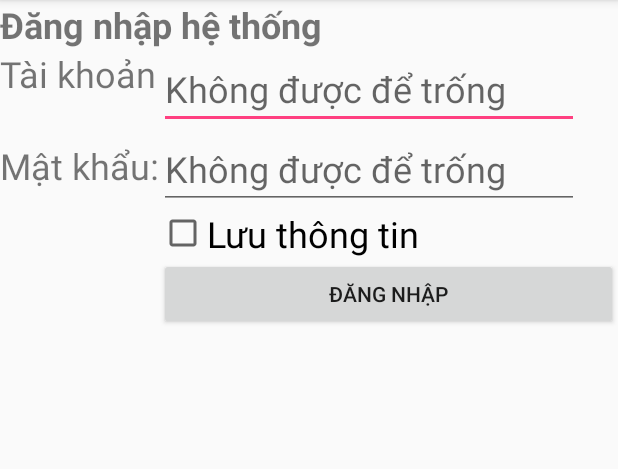
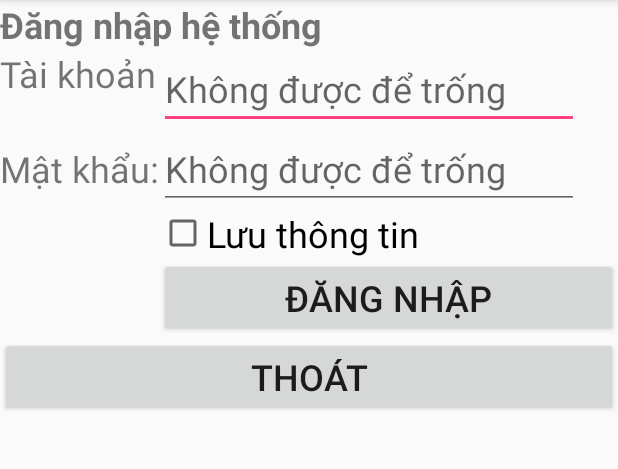
Before and after one commit to giang62/NXTG_Cau1, an Android app: the screen it shows after launch (MainActivity), on a phone screen of 412 x 824 dp, the part 84-553 px from its top. Run offline under Robolectric (Android 15) with nearby library versions, the phone set to English and light mode, and no system bars.

```diff
--- a/app/src/main/java/com/example/student/xtg_cau1/MainActivity.java
+++ b/app/src/main/java/com/example/student/xtg_cau1/MainActivity.java
@@ -1,16 +1,20 @@
 package com.example.student.xtg_cau1;
 
+import android.content.DialogInterface;
+import android.support.v7.app.AlertDialog;
 import android.support.v7.app.AppCompatActivity;
 import android.os.Bundle;
 import android.view.View;
 import android.widget.Button;
 import android.widget.CheckBox;
 import android.widget.EditText;
+import android.widget.PopupMenu;
 import android.widget.TextView;
 import android.widget.Toast;
 
 public class MainActivity extends AppCompatActivity {
-    Button btnDangnhap;
+    AlertDialog.Builder dialog;
+    Button btnDangnhap,btnThoat;
     EditText edTk,edMK;
     CheckBox cb;
     @Override
@@ -22,6 +26,7 @@ public class MainActivity extends AppCompatActivity {
         edTk = findViewById(R.id.edTK);
         edMK = findViewById(R.id.edMK);
         cb = findViewById(R.id.checkBox);
+        btnThoat = findViewById(R.id.btnThoat);
 
         final Toast toast = Toast.makeText(this,"",Toast.LENGTH_SHORT);
 
@@ -44,6 +49,32 @@ public class MainActivity extends AppCompatActivity {
                      }
             }
         });
+
+        btnThoat.setOnClickListener(new View.OnClickListener() {
+            @Override
+            public void onClick(View view) {
+                thoat();
+            }
+        });
+    }
+
+    private void thoat(){
+        dialog = new AlertDialog.Builder(MainActivity.this);
+        dialog.setTitle("Thông báo");
+        dialog.setMessage("Bạn có muốn thoát không?");
+        dialog.setPositiveButton("Có", new DialogInterface.OnClickListener() {
+            @Override
+            public void onClick(DialogInterface dialogInterface, int i) {
+                finish();
+            }
+        });
+        dialog.setNegativeButton("Không", new DialogInterface.OnClickListener() {
+            @Override
+            public void onClick(DialogInterface dialogInterface, int i) {
+
+            }
+        });
+        dialog.show();
     }
 
 }
--- a/app/src/main/res/layout/activity_main.xml
+++ b/app/src/main/res/layout/activity_main.xml
@@ -87,9 +87,17 @@
                 android:layout_width="match_parent"
                 android:layout_height="wrap_content"
                 android:layout_weight="1"
-                android:text="Đăng nhập" />
+                android:text="Đăng nhập"
+                android:textSize="24sp" />
 
         </LinearLayout>
     </LinearLayout>
 
+    <Button
+        android:id="@+id/btnThoat"
+        android:layout_width="match_parent"
+        android:layout_height="wrap_content"
+        android:text="Thoát"
+        android:textSize="24sp" />
+
 </LinearLayout>
```
